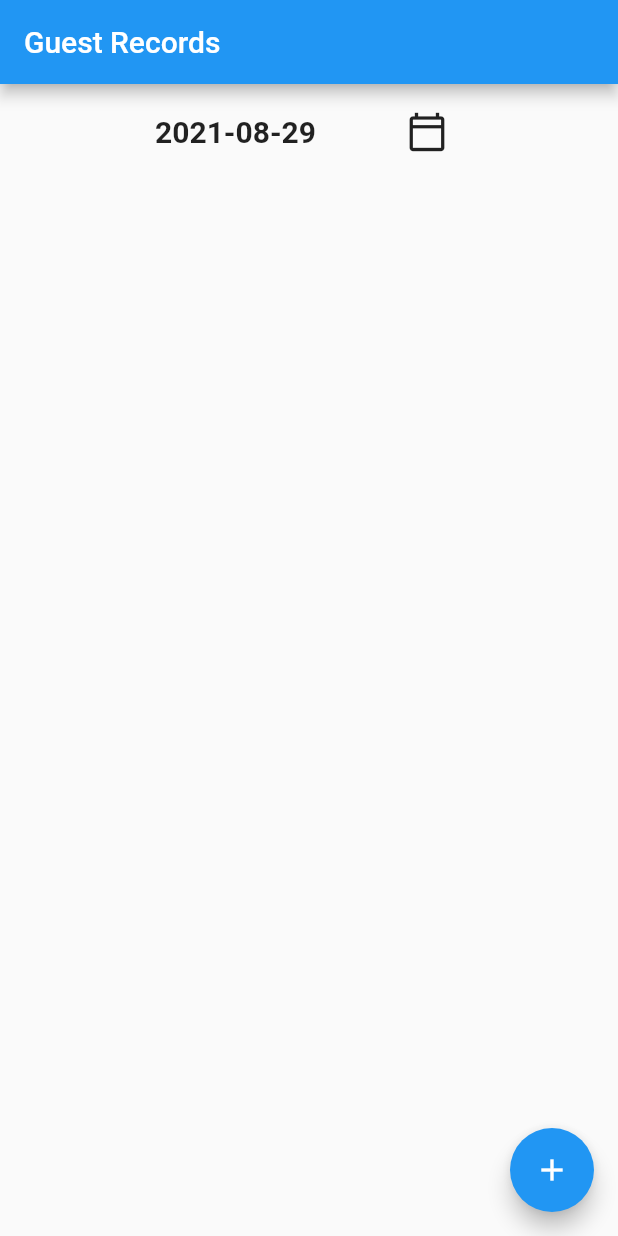
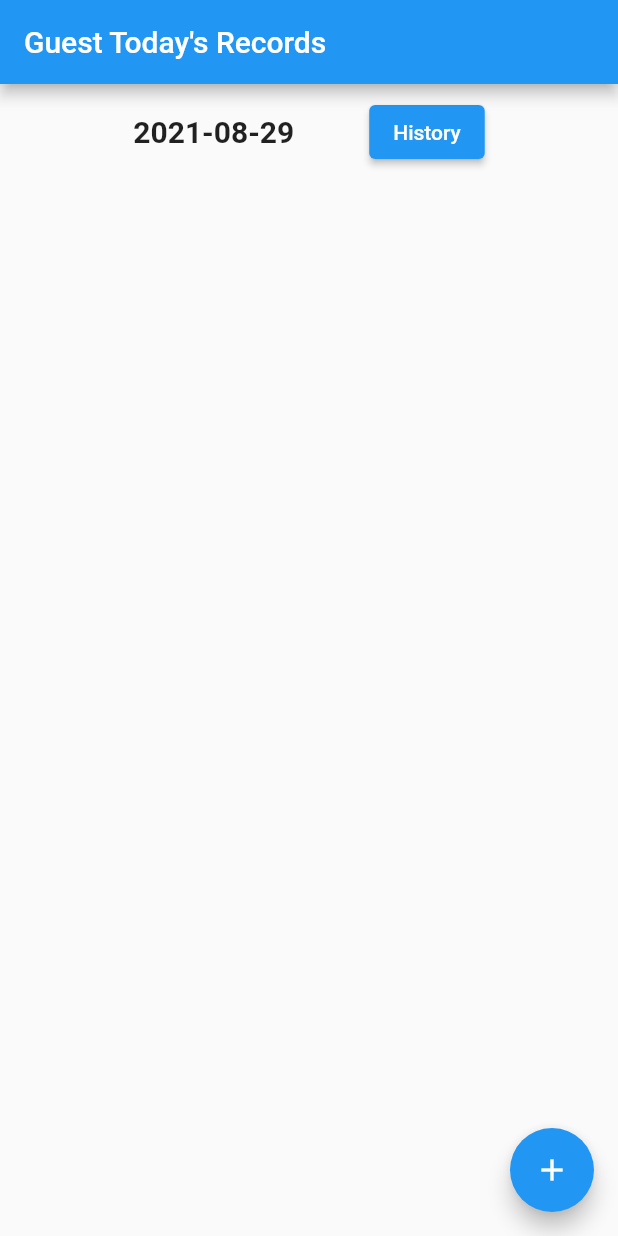
Before and after one commit to SulingXu/registry, a Flutter app: the screen it shows after launch, on a phone screen of 412 x 824 dp. Run offline on Flutter 3.47's test engine with Material 2 defaults, Android fonts, the phone set to English and light mode, and no system bars.

Commit message:
Add guest-history-list-widget

```diff
--- /dev/null
+++ b/lib/Utilities/guestProcessor.dart
@@ -0,0 +1,22 @@
+import 'package:registry/guest_list/guest.dart';
+import 'package:registry/guest_list/guest_list_provider.dart';
+import 'package:registry/Utilities/dateProcessor.dart';
+
+abstract class GuestProcessor {
+  static List<Guest> filterGuestWithDate(GuestListProvider guestListProvider, DateTime selectedDate) {
+    int i = 0;
+    List<Guest> _selectedGuests = [];
+    while (i < guestListProvider.provideGuests().length) {
+      if (guestListProvider.provideGuests()[i].checkInTime != null) {
+        DateTime recordedDate =
+        guestListProvider.provideGuests()[i].checkInTime!;
+        if (DateProcessor.compareTwoDate(selectedDate, recordedDate)) {
+          _selectedGuests.add(guestListProvider.provideGuests()[i]);
+        }
+      }
+      i++;
+    }
+    return _selectedGuests;
+  }
+
+}
--- a/lib/guest_list/guest_list_widget.dart
+++ b/lib/guest_list/guest_list_widget.dart
@@ -2,10 +2,11 @@ import 'package:flutter/material.dart';
 import 'package:registry/guest_list/guest_item_widget.dart';
 import 'package:registry/guest_list/guest_list_provider.dart';
 import 'package:registry/guest_list/guest.dart';
-import 'package:registry/guest_list/date_selection_widget.dart';
+import 'package:registry/guest_list/guest_history_list_widget.dart';
 import 'package:registry/host_list/host_list_provider.dart';
 import 'package:registry/host_list/host_list_widget.dart';
-import 'package:registry/Utilities/dateProcessor.dart';
+import 'package:registry/Utilities/guestProcessor.dart';
+import 'package:registry/styles.dart';
 
 class GuestListWidget extends StatefulWidget {
   const GuestListWidget(
@@ -21,23 +22,8 @@ class GuestListWidget extends StatefulWidget {
 }
 
 class _GuestListWidgetState extends State<GuestListWidget> {
+  String _historyTxt = 'History';
   DateTime _selectedDate = DateTime.now();
-
-  List<Guest> _filterGuestWithDate(DateTime selectedDate) {
-    var i = 0;
-    List<Guest> _selectedGuests = [];
-    while (i < widget.guestListProvider.provideGuests().length) {
-      if (widget.guestListProvider.provideGuests()[i].checkInTime != null) {
-        DateTime recordedDate =
-            widget.guestListProvider.provideGuests()[i].checkInTime!;
-        if (DateProcessor.compareTwoDate(selectedDate, recordedDate)) {
-          _selectedGuests.add(widget.guestListProvider.provideGuests()[i]);
-        }
-      }
-      i++;
-    }
-    return _selectedGuests;
-  }
 
   bool _isUnCheckOutGuest(String guestLastName, String guestFirstName) {
     int i = 0;
@@ -74,16 +60,34 @@ class _GuestListWidgetState extends State<GuestListWidget> {
 
   @override
   Widget build(BuildContext context) {
-    List<Guest> _selectedGuests =
-        List.from(_filterGuestWithDate(_selectedDate));
+    List<Guest> _selectedGuests = List.from(GuestProcessor.filterGuestWithDate(
+        widget.guestListProvider, _selectedDate));
 
     return Scaffold(
       appBar: AppBar(
-          title: const Text('Guest Records'), automaticallyImplyLeading: false),
+          title: const Text("Guest Today's Records"),
+          automaticallyImplyLeading: false),
       body: Column(children: [
-        DateSelectionWidget(
-            dateChanged: (DateTime) =>
-                setState(() => _selectedDate = DateTime)),
+        Padding(
+            padding: const EdgeInsets.symmetric(horizontal: 8, vertical: 8),
+            child: Row(
+              mainAxisAlignment: MainAxisAlignment.center,
+              children: [
+                Styles.text('${_selectedDate.toLocal()}'.split(' ')[0],
+                    Styles.middleTextWithDefaultColor),
+                const SizedBox(width: 50),
+                ElevatedButton(
+                    onPressed: () {
+                      Navigator.push(
+                          context,
+                          new MaterialPageRoute<void>(
+                              builder: (context) => new GuestHistoryListWidget(
+                                  guestListProvider:
+                                      widget.guestListProvider)));
+                    },
+                    child: Text(_historyTxt))
+              ],
+            )),
         Expanded(
             child: ListView.builder(
                 itemCount: _selectedGuests.length,
```
Also changed, not shown: lib/guest_list/date_selection_widget.dart (+15 -10 lines), lib/guest_list/guest_history_list_widget.dart (added, +44 -0 lines).
